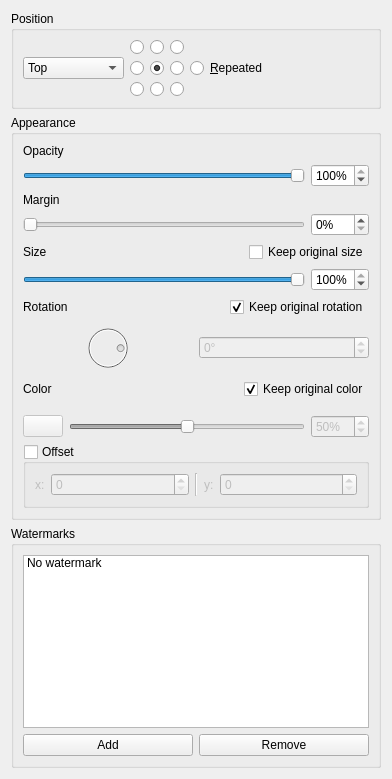
Before: the Qt Designer form ui/watermarkform.ui in hgruniaux/Watermark, drawn with Qt 5.
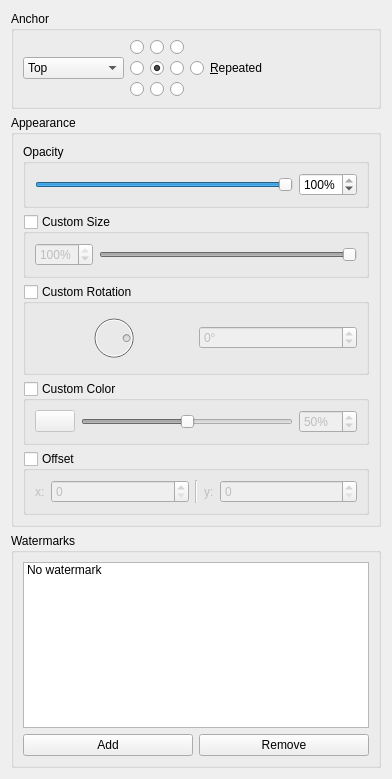
After: the same form once the commit is applied. Icons and pictures are not drawn.

The edit to the form file:
```diff
--- a/ui/watermarkform.ui
+++ b/ui/watermarkform.ui
@@ -17,7 +17,7 @@
    <item>
     <widget class="QGroupBox" name="groupBox">
      <property name="title">
-      <string>Position</string>
+      <string>Anchor</string>
      </property>
      <layout class="QHBoxLayout" name="horizontalLayout_6" stretch="0,0,0,0">
       <item>
@@ -210,38 +210,72 @@
      </property>
      <layout class="QVBoxLayout" name="verticalLayout_4">
       <item>
-       <widget class="QLabel" name="label_2">
-        <property name="text">
+       <widget class="QGroupBox" name="opacityGroupBox">
+        <property name="title">
          <string>Opacity</string>
         </property>
+        <layout class="QHBoxLayout" name="horizontalLayout_7">
+         <item>
+          <widget class="QSlider" name="opacitySlider">
+           <property name="minimum">
+            <number>1</number>
+           </property>
+           <property name="maximum">
+            <number>100</number>
+           </property>
+           <property name="sliderPosition">
+            <number>100</number>
+           </property>
+           <property name="orientation">
+            <enum>Qt::Horizontal</enum>
+           </property>
        </widget>
       </item>
       <item>
+          <widget class="QSpinBox" name="opacitySpinBox">
+           <property name="suffix">
+            <string>%</string>
+           </property>
+           <property name="prefix">
+            <string/>
+           </property>
+           <property name="minimum">
+            <number>1</number>
+           </property>
+           <property name="maximum">
+            <number>100</number>
+           </property>
+           <property name="value">
+            <number>100</number>
+           </property>
+          </widget>
+         </item>
+        </layout>
+       </widget>
+      </item>
+      <item>
+       <widget class="QGroupBox" name="sizeGroupBox">
+        <property name="title">
+         <string>Custom Size</string>
+        </property>
+        <property name="checkable">
+         <bool>true</bool>
+        </property>
+        <property name="checked">
+         <bool>false</bool>
+        </property>
        <layout class="QHBoxLayout" name="horizontalLayout_3">
-        <property name="bottomMargin">
-         <number>0</number>
-        </property>
         <item>
-         <widget class="QSlider" name="sliderOpacity">
-          <property name="maximum">
-           <number>100</number>
-          </property>
-          <property name="sliderPosition">
-           <number>100</number>
-          </property>
-          <property name="orientation">
-           <enum>Qt::Horizontal</enum>
-          </property>
-         </widget>
-        </item>
-        <item>
-         <widget class="QSpinBox" name="spinOpacity">
+          <widget class="QSpinBox" name="sizeSpinBox">
           <property name="suffix">
            <string>%</string>
           </property>
           <property name="prefix">
            <string/>
           </property>
+           <property name="minimum">
+            <number>1</number>
+           </property>
           <property name="maximum">
            <number>100</number>
           </property>
@@ -250,97 +284,10 @@
           </property>
          </widget>
         </item>
-       </layout>
-      </item>
       <item>
-       <widget class="QLabel" name="label_5">
-        <property name="text">
-         <string>Margin</string>
-        </property>
-       </widget>
-      </item>
-      <item>
-       <layout class="QHBoxLayout" name="horizontalLayout_10">
-        <property name="bottomMargin">
-         <number>0</number>
-        </property>
-        <item>
-         <widget class="QSlider" name="sliderMargin">
-          <property name="maximum">
-           <number>100</number>
-          </property>
-          <property name="orientation">
-           <enum>Qt::Horizontal</enum>
-          </property>
-         </widget>
-        </item>
-        <item>
-         <widget class="QSpinBox" name="spinMargin">
-          <property name="suffix">
-           <string>%</string>
-          </property>
-          <property name="maximum">
-           <number>100</number>
-          </property>
-          <property name="value">
-           <number>0</number>
-          </property>
-         </widget>
-        </item>
-       </layout>
-      </item>
-      <item>
-       <layout class="QHBoxLayout" name="horizontalLayout_5">
-        <property name="topMargin">
-         <number>0</number>
-        </property>
-        <item>
-         <widget class="QLabel" name="label_3">
-          <property name="text">
-           <string>Size</string>
-          </property>
-         </widget>
-        </item>
-        <item>
-         <spacer name="horizontalSpacer_2">
-          <property name="orientation">
-           <enum>Qt::Horizontal</enum>
-          </property>
-          <property name="sizeHint" stdset="0">
-           <size>
-            <width>40</width>
-            <height>20</height>
-           </size>
-          </property>
-         </spacer>
-        </item>
-        <item>
-         <widget class="QCheckBox" name="checkOriginalSize">
-          <property name="text">
-           <string>Keep original size</string>
-          </property>
-          <property name="checked">
-           <bool>false</bool>
-          </property>
-         </widget>
-        </item>
-       </layout>
-      </item>
-      <item>
-       <layout class="QHBoxLayout" name="horizontalLayout_2">
-        <property name="leftMargin">
-         <number>0</number>
-        </property>
-        <property name="topMargin">
-         <number>0</number>
-        </property>
-        <item>
-         <widget class="QSlider" name="sliderSize">
-          <property name="enabled">
-           <bool>true</bool>
-          </property>
+          <widget class="QSlider" name="sizeSlider">
           <property name="minimum">
-           <number>0</number>
+            <number>1</number>
           </property>
           <property name="maximum">
            <number>100</number>
@@ -353,77 +300,23 @@
           </property>
          </widget>
         </item>
-        <item>
-         <widget class="QSpinBox" name="spinSize">
-          <property name="enabled">
-           <bool>true</bool>
-          </property>
-          <property name="suffix">
-           <string>%</string>
-          </property>
-          <property name="prefix">
-           <string/>
-          </property>
-          <property name="minimum">
-           <number>0</number>
-          </property>
-          <property name="maximum">
-           <number>100</number>
-          </property>
-          <property name="value">
-           <number>100</number>
-          </property>
-         </widget>
-        </item>
-       </layout>
-      </item>
-      <item>
-       <layout class="QHBoxLayout" name="horizontalLayout_9">
-        <property name="bottomMargin">
-         <number>0</number>
-        </property>
-        <item>
-         <widget class="QLabel" name="label_4">
-          <property name="text">
-           <string>Rotation</string>
-          </property>
+        </layout>
          </widget>
         </item>
         <item>
-         <spacer name="horizontalSpacer_4">
-          <property name="orientation">
-           <enum>Qt::Horizontal</enum>
-          </property>
-          <property name="sizeHint" stdset="0">
-           <size>
-            <width>40</width>
-            <height>20</height>
-           </size>
-          </property>
-         </spacer>
-        </item>
-        <item>
-         <widget class="QCheckBox" name="checkOriginalRotation">
-          <property name="text">
-           <string>Keep original rotation</string>
-          </property>
-          <property name="checked">
+       <widget class="QGroupBox" name="rotationGroupBox">
+        <property name="title">
+         <string>Custom Rotation</string>
+        </property>
+        <property name="checkable">
            <bool>true</bool>
           </property>
-         </widget>
-        </item>
-       </layout>
-      </item>
-      <item>
-       <layout class="QHBoxLayout" name="horizontalLayout_8" stretch="0,0">
-        <property name="bottomMargin">
-         <number>0</number>
-        </property>
-        <item>
-         <widget class="QDial" name="dialRotation">
-          <property name="enabled">
+        <property name="checked">
            <bool>false</bool>
           </property>
+        <layout class="QHBoxLayout" name="horizontalLayout">
+         <item>
+          <widget class="QDial" name="rotationDial">
           <property name="maximum">
            <number>359</number>
           </property>
@@ -454,10 +347,7 @@
          </widget>
         </item>
         <item>
-         <widget class="QSpinBox" name="spinRotation">
-          <property name="enabled">
-           <bool>false</bool>
-          </property>
+          <widget class="QSpinBox" name="rotationSpinBox">
           <property name="wrapping">
            <bool>true</bool>
           </property>
@@ -473,64 +363,29 @@
          </widget>
         </item>
        </layout>
-      </item>
-      <item>
-       <layout class="QHBoxLayout" name="horizontalLayout">
-        <property name="topMargin">
-         <number>0</number>
-        </property>
-        <item>
-         <widget class="QLabel" name="label">
-          <property name="text">
-           <string>Color</string>
-          </property>
          </widget>
         </item>
         <item>
-         <spacer name="horizontalSpacer_3">
-          <property name="orientation">
-           <enum>Qt::Horizontal</enum>
-          </property>
-          <property name="sizeHint" stdset="0">
-           <size>
-            <width>40</width>
-            <height>20</height>
-           </size>
-          </property>
-         </spacer>
-        </item>
-        <item>
-         <widget class="QCheckBox" name="checkOriginalColor">
-          <property name="text">
-           <string>Keep original color</string>
-          </property>
-          <property name="checked">
+       <widget class="QGroupBox" name="colorGroupBox">
+        <property name="title">
+         <string>Custom Color</string>
+        </property>
+        <property name="checkable">
            <bool>true</bool>
           </property>
-         </widget>
-        </item>
-       </layout>
-      </item>
-      <item>
-       <layout class="QHBoxLayout" name="horizontalLayout_7">
-        <property name="topMargin">
-         <number>10</number>
-        </property>
-        <item>
-         <widget class="QPushButton" name="buttonPickColor">
-          <property name="enabled">
+        <property name="checked">
            <bool>false</bool>
           </property>
+        <layout class="QHBoxLayout" name="horizontalLayout_10">
+         <item>
+          <widget class="QPushButton" name="colorPushButton">
           <property name="text">
            <string notr="true"/>
           </property>
          </widget>
         </item>
         <item>
-         <widget class="QSlider" name="sliderColorOpacity">
-          <property name="enabled">
-           <bool>false</bool>
-          </property>
+          <widget class="QSlider" name="colorOpacitySlider">
           <property name="maximum">
            <number>100</number>
           </property>
@@ -543,10 +398,7 @@
          </widget>
         </item>
         <item>
-         <widget class="QSpinBox" name="spinColorOpacity">
-          <property name="enabled">
-           <bool>false</bool>
-          </property>
+          <widget class="QSpinBox" name="colorOpacitySpinBox">
           <property name="suffix">
            <string>%</string>
           </property>
@@ -559,6 +411,7 @@
          </widget>
         </item>
        </layout>
+       </widget>
       </item>
       <item>
        <widget class="QGroupBox" name="offsetGroupBox">
@@ -580,7 +433,11 @@
           </widget>
          </item>
          <item>
-          <widget class="QSpinBox" name="xOffsetSpinBox"/>
+          <widget class="QSpinBox" name="xOffsetSpinBox">
+           <property name="accelerated">
+            <bool>true</bool>
+           </property>
+          </widget>
          </item>
          <item>
           <widget class="Line" name="line">
@@ -597,7 +454,11 @@
           </widget>
          </item>
          <item>
-          <widget class="QSpinBox" name="yOffsetSpinBox"/>
+          <widget class="QSpinBox" name="yOffsetSpinBox">
+           <property name="accelerated">
+            <bool>true</bool>
+           </property>
+          </widget>
          </item>
         </layout>
        </widget>
```
Left out of the diff: 6 changed lines with no effect on the pictures. Lines whose indentation alone changed are shown as unchanged.
